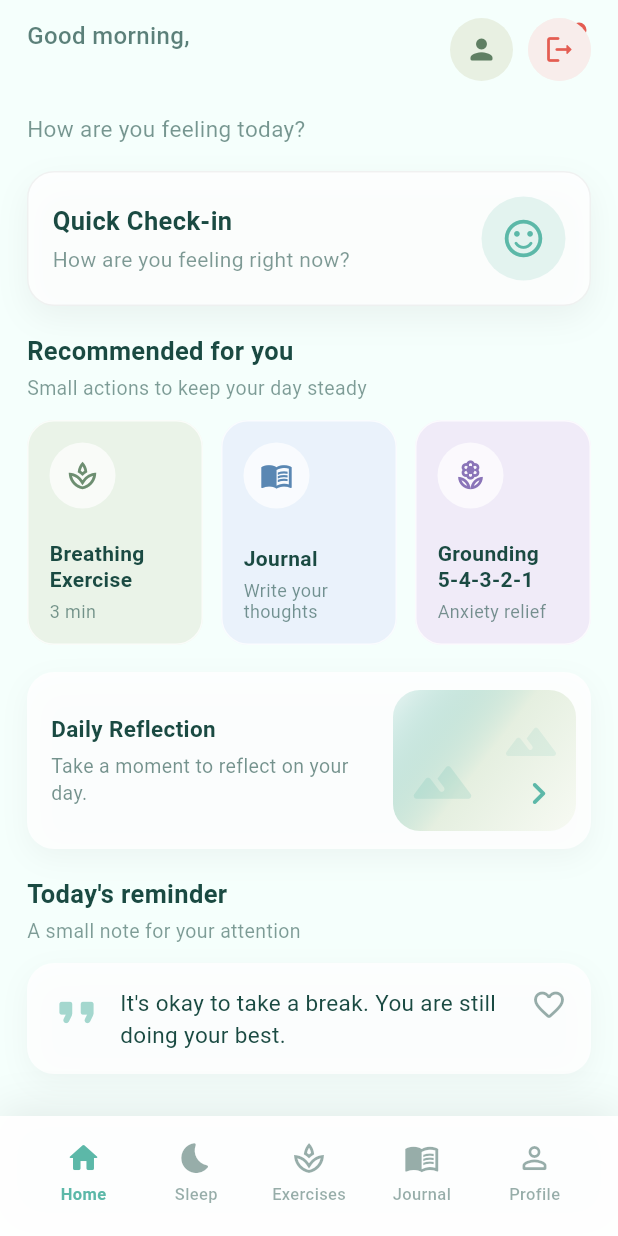
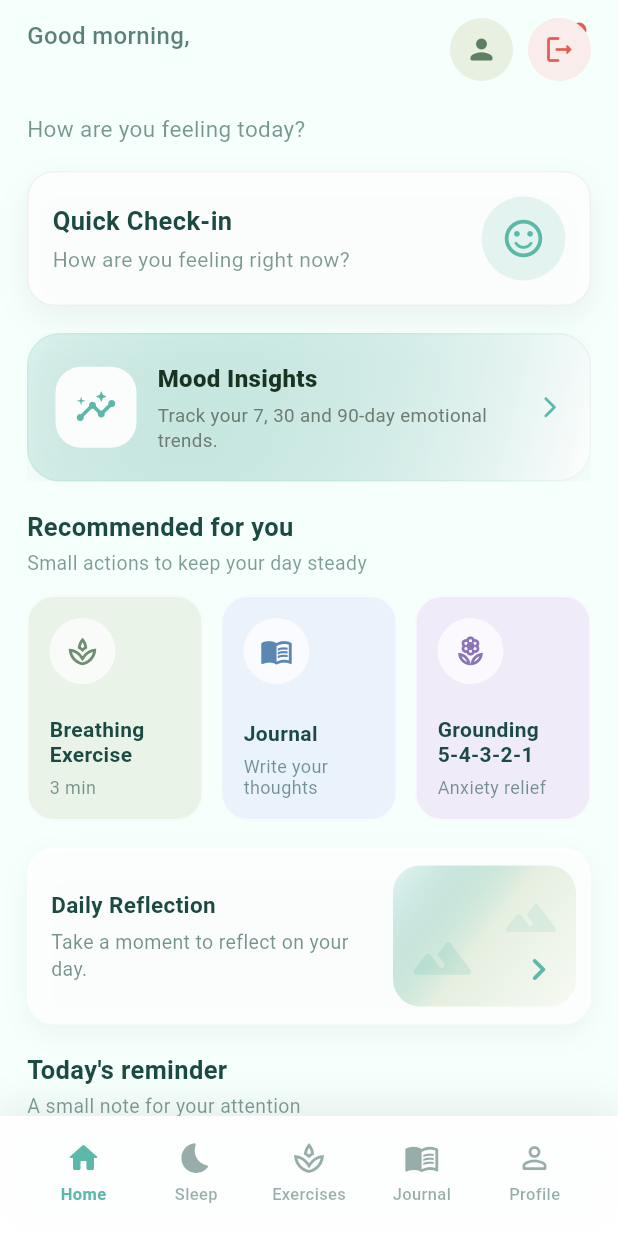
Before and after one commit to nusaibuhh/AuraMind, a Flutter app: the HomeScreen screen opened directly, on a phone screen of 412 x 824 dp. Run offline on Flutter 3.47's test engine with Material 3 defaults, Android fonts, the phone set to English and light mode, and no system bars; our stand-ins replace shared_preferences; accounts and stored records are empty; statements that could not run were skipped.

Commit message:
Add mood insights card to home screen

```diff
--- a/lib/screens/home/home_screen.dart
+++ b/lib/screens/home/home_screen.dart
@@ -8,6 +8,7 @@ import '../checkin/intro_screen.dart';
 import '../sleep/log_sleep_screen.dart';
 import '../sleep/sleep_insights_screen.dart';
 import '../sleep/sleep_history_screen.dart';
+import 'mood_analytics_screen.dart';
 
 class HomeScreen extends StatefulWidget {
   const HomeScreen({super.key});
@@ -101,6 +102,17 @@ class _HomeScreenState extends State<HomeScreen> {
                           Navigator.of(context).push(
                             MaterialPageRoute(
                               builder: (_) => const IntroScreen(),
+                            ),
+                          );
+                        },
+                      ),
+                      const SizedBox(height: 18),
+                      _MoodInsightsCard(
+                        accent: theme.colorScheme.primary,
+                        onTap: () {
+                          Navigator.of(context).push(
+                            MaterialPageRoute(
+                              builder: (_) => const MoodAnalyticsScreen(),
                             ),
                           );
                         },
@@ -459,6 +471,86 @@ class _RecommendationTile extends StatelessWidget {
   }
 }
 
+class _MoodInsightsCard extends StatelessWidget {
+  const _MoodInsightsCard({required this.accent, required this.onTap});
+
+  final Color accent;
+  final VoidCallback onTap;
+
+  @override
+  Widget build(BuildContext context) {
+    return Material(
+      color: Colors.transparent,
+      child: InkWell(
+        onTap: onTap,
+        borderRadius: BorderRadius.circular(22),
+        child: Ink(
+          width: double.infinity,
+          padding: const EdgeInsets.all(18),
+          decoration: BoxDecoration(
+            gradient: LinearGradient(
+              begin: Alignment.topLeft,
+              end: Alignment.bottomRight,
+              colors: [
+                accent.withValues(alpha: 0.16),
+                Colors.white.withValues(alpha: 0.88),
+              ],
+            ),
+            borderRadius: BorderRadius.circular(22),
+            border: Border.all(color: accent.withValues(alpha: 0.10)),
+            boxShadow: [
+              BoxShadow(
+                color: Colors.black.withValues(alpha: 0.035),
+                blurRadius: 16,
+                offset: const Offset(0, 6),
+              ),
+            ],
+          ),
+          child: Row(
+            children: [
+              Container(
+                width: 54,
+                height: 54,
+                decoration: BoxDecoration(
+                  color: Colors.white.withValues(alpha: 0.9),
+                  borderRadius: BorderRadius.circular(17),
+                ),
+                child: Icon(Icons.insights_rounded, color: accent, size: 28),
+              ),
+              const SizedBox(width: 14),
+              const Expanded(
+                child: Column(
+                  crossAxisAlignment: CrossAxisAlignment.start,
+                  children: [
+                    Text(
+                      'Mood Insights',
+                      style: TextStyle(
+                        fontSize: 16,
+                        fontWeight: FontWeight.w800,
+                        color: Color(0xFF193222),
+                      ),
+                    ),
+                    SizedBox(height: 4),
+                    Text(
+                      'Track your 7, 30 and 90-day emotional trends.',
+                      style: TextStyle(
+                        fontSize: 12.5,
+                        height: 1.35,
+                        color: Color(0xFF6D7B72),
+                      ),
+                    ),
+                  ],
+                ),
+              ),
+              Icon(Icons.arrow_forward_ios_rounded, color: accent, size: 17),
+            ],
+          ),
+        ),
+      ),
+    );
+  }
+}
+
 class _DailyReflectionCard extends StatelessWidget {
   const _DailyReflectionCard({required this.accent});
 
```
